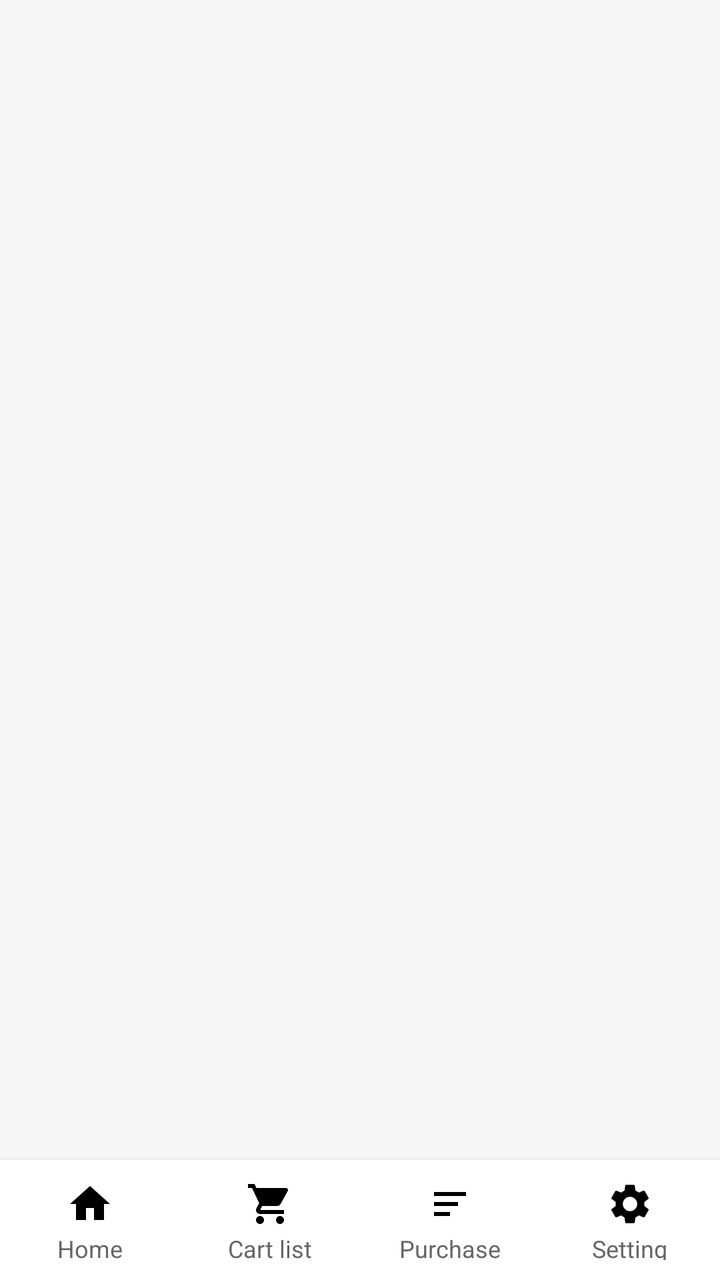
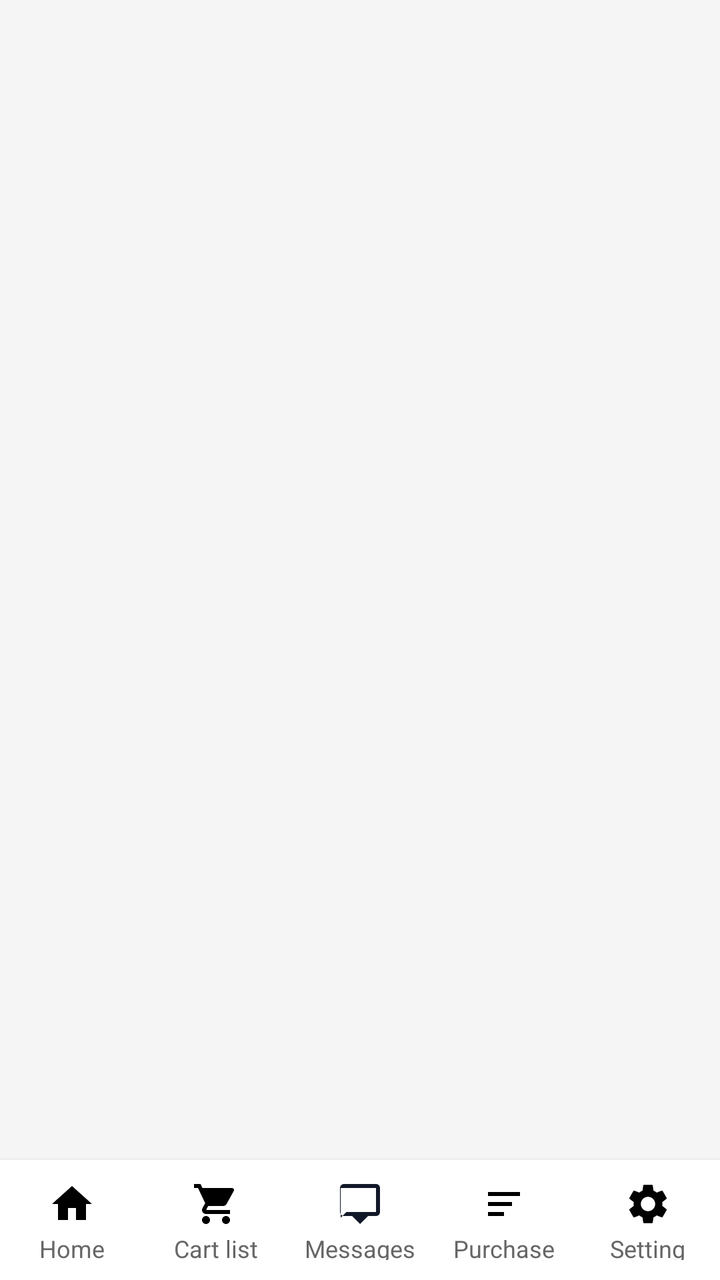

An Android layout rendered at two revisions. The XML below is the earlier revision; the diff shows what the commit changed to produce the second picture.
<!-- AndroidManifest.xml: application theme Theme.VapeShop -->
<!-- res/layout/activity_main.xml -->
<?xml version="1.0" encoding="utf-8"?>
<androidx.coordinatorlayout.widget.CoordinatorLayout xmlns:android="http://schemas.android.com/apk/res/android"
    xmlns:app="http://schemas.android.com/apk/res-auto"
    xmlns:tools="http://schemas.android.com/tools"
    android:id="@+id/main"
    android:layout_width="match_parent"
    android:layout_height="match_parent"
    android:background="#F5F5F5"
    tools:context=".MainActivity">

    
    <FrameLayout
        android:id="@+id/fragment_container"
        android:layout_width="match_parent"
        android:layout_height="match_parent"
        android:layout_marginBottom="60dp" />

    
    <LinearLayout
        android:layout_width="match_parent"
        android:layout_height="60dp"
        android:layout_gravity="bottom"
        android:orientation="horizontal"
        android:background="#FFFFFF"
        android:elevation="4dp"
        android:paddingTop="10dp"
        android:paddingBottom="10dp">

        <LinearLayout
            android:id="@+id/nav_home"
            android:layout_width="0dp"
            android:layout_height="match_parent"
            android:layout_weight="1"
            android:orientation="vertical"
            android:gravity="center"
            android:background="?android:attr/selectableItemBackground">

            <ImageView
                android:layout_width="24dp"
                android:layout_height="24dp"
                android:src="@drawable/ic_home_black"
                android:layout_marginBottom="2dp" />

            <TextView
                android:layout_width="wrap_content"
                android:layout_height="wrap_content"
                android:text="Home"
                android:textSize="12sp"
                android:textColor="#666666" />

        </LinearLayout>

        <LinearLayout
            android:id="@+id/nav_cart"
            android:layout_width="0dp"
            android:layout_height="match_parent"
            android:layout_weight="1"
            android:orientation="vertical"
            android:gravity="center"
            android:background="?android:attr/selectableItemBackground">

            <ImageView
                android:layout_width="24dp"
                android:layout_height="24dp"
                android:src="@drawable/ic_cart_black"
                android:layout_marginBottom="2dp" />

            <TextView
                android:layout_width="wrap_content"
                android:layout_height="wrap_content"
                android:text="Cart list"
                android:textSize="12sp"
                android:textColor="#666666" />

        </LinearLayout>

        <LinearLayout
            android:id="@+id/nav_my_purchase"
            android:layout_width="0dp"
            android:layout_height="match_parent"
            android:layout_weight="1"
            android:orientation="vertical"
            android:gravity="center"
            android:background="?android:attr/selectableItemBackground">

            <ImageView
                android:layout_width="24dp"
                android:layout_height="24dp"
                android:src="@drawable/ic_list_black"
                android:layout_marginBottom="2dp" />

            <TextView
                android:layout_width="wrap_content"
                android:layout_height="wrap_content"
                android:text="Purchase"
                android:textSize="12sp"
                android:textColor="#666666" />

        </LinearLayout>

        <LinearLayout
            android:id="@+id/nav_settings"
            android:layout_width="0dp"
            android:layout_height="match_parent"
            android:layout_weight="1"
            android:orientation="vertical"
            android:gravity="center"
            android:background="?android:attr/selectableItemBackground">

            <ImageView
                android:layout_width="24dp"
                android:layout_height="24dp"
                android:src="@drawable/ic_settings_black"
                android:layout_marginBottom="2dp" />

            <TextView
                android:layout_width="wrap_content"
                android:layout_height="wrap_content"
                android:text="Setting"
                android:textSize="12sp"
                android:textColor="#666666" />

        </LinearLayout>

    </LinearLayout>

</androidx.coordinatorlayout.widget.CoordinatorLayout>
<!-- resources referenced by this layout -->
<resources>
  <!-- drawable ic_cart_black (drawable) -->
  <vector xmlns:android="http://schemas.android.com/apk/res/android"
      android:width="24dp"
      android:height="24dp"
      android:viewportWidth="24"
      android:viewportHeight="24"
      android:tint="#000000">
    <path
        android:fillColor="#FF000000"
        android:pathData="M7,18c-1.1,0 -1.99,0.9 -1.99,2S5.9,22 7,22s2,-0.9 2,-2 -0.9,-2 -2,-2zM1,2v2h2l3.6,7.59 -1.35,2.45c-0.16,0.28 -0.25,0.61 -0.25,0.96 0,1.1 0.9,2 2,2h12v-2H7.42c-0.14,0 -0.25,-0.11 -0.25,-0.25l0.03,-0.12 0.9,-1.63h7.45c0.75,0 1.41,-0.41 1.75,-1.03l3.58,-6.49c0.08,-0.14 0.12,-0.31 0.12,-0.48 0,-0.55 -0.45,-1 -1,-1H5.21l-0.94,-2H1zM17,18c-1.1,0 -1.99,0.9 -1.99,2s0.89,2 1.99,2 2,-0.9 2,-2 -0.9,-2 -2,-2z"/>
  </vector>
  <!-- drawable ic_home_black (drawable) -->
  <vector xmlns:android="http://schemas.android.com/apk/res/android"
      android:width="24dp"
      android:height="24dp"
      android:viewportWidth="24"
      android:viewportHeight="24"
      android:tint="#000000">
    <path
        android:fillColor="#FF000000"
        android:pathData="M10,20v-6h4v6h5v-8h3L12,3 2,12h3v8z"/>
  </vector>
  <!-- drawable ic_list_black (drawable) -->
  <vector xmlns:android="http://schemas.android.com/apk/res/android"
      android:width="24dp"
      android:height="24dp"
      android:viewportWidth="24"
      android:viewportHeight="24"
      android:tint="#000000">
      <path
          android:fillColor="#FF000000"
          android:pathData="M4,6h16v2H4V6zM4,11h12v2H4v-2zM4,16h8v2H4v-2z" />
  </vector>
  <!-- drawable ic_settings_black (drawable) -->
  <vector xmlns:android="http://schemas.android.com/apk/res/android"
      android:width="24dp"
      android:height="24dp"
      android:viewportWidth="24"
      android:viewportHeight="24"
      android:tint="#000000">
    <path
        android:fillColor="#FF000000"
        android:pathData="M19.14,12.94c0.04,-0.3 0.06,-0.61 0.06,-0.94 0,-0.32 -0.02,-0.64 -0.07,-0.94l2.03,-1.58c0.18,-0.14 0.23,-0.41 0.12,-0.61l-1.92,-3.32c-0.12,-0.22 -0.37,-0.29 -0.59,-0.22l-2.39,0.96c-0.5,-0.38 -1.03,-0.7 -1.62,-0.94L14.4,2.81c-0.04,-0.24 -0.24,-0.41 -0.48,-0.41h-3.84c-0.24,0 -0.43,0.17 -0.47,0.41L9.25,5.35C8.66,5.59 8.12,5.92 7.63,6.29L5.24,5.33c-0.22,-0.08 -0.47,0 -0.59,0.22L2.74,8.87C2.62,9.08 2.66,9.34 2.86,9.48l2.03,1.58C4.84,11.36 4.8,11.69 4.8,12s0.02,0.64 0.07,0.94l-2.03,1.58c-0.18,0.14 -0.23,0.41 -0.12,0.61l1.92,3.32c0.12,0.22 0.37,0.29 0.59,0.22l2.39,-0.96c0.5,0.38 1.03,0.7 1.62,0.94l0.36,2.54c0.05,0.24 0.24,0.41 0.48,0.41h3.84c0.24,0 0.44,-0.17 0.47,-0.41l0.36,-2.54c0.59,-0.24 1.13,-0.56 1.62,-0.94l2.39,0.96c0.22,0.08 0.47,0 0.59,-0.22l1.92,-3.32c0.12,-0.22 0.07,-0.47 -0.12,-0.61L19.14,12.94zM12,15.6c-1.98,0 -3.6,-1.62 -3.6,-3.6s1.62,-3.6 3.6,-3.6 3.6,1.62 3.6,3.6S13.98,15.6 12,15.6z"/>
  </vector>
  <style name="Theme.VapeShop" parent="Base.Theme.VapeShop" />
  <style name="Base.Theme.VapeShop" parent="Theme.Material3.DayNight.NoActionBar">
          
          
      </style>
</resources>

<!-- the commit's change to res/layout/activity_main.xml (unified diff, before → after) -->
@@ -74,6 +74,50 @@
 
         </LinearLayout>
 
+        <FrameLayout
+            android:id="@+id/nav_messages_wrap"
+            android:layout_width="0dp"
+            android:layout_height="match_parent"
+            android:layout_weight="1">
+
+            <LinearLayout
+                android:id="@+id/nav_messages"
+                android:layout_width="match_parent"
+                android:layout_height="match_parent"
+                android:background="?android:attr/selectableItemBackground"
+                android:gravity="center"
+                android:orientation="vertical">
+
+                <ImageView
+                    android:layout_width="24dp"
+                    android:layout_height="24dp"
+                    android:layout_marginBottom="2dp"
+                    android:contentDescription="Messages"
+                    android:src="@drawable/ic_message_chat" />
+
+                <TextView
+                    android:layout_width="wrap_content"
+                    android:layout_height="wrap_content"
+                    android:text="Messages"
+                    android:textColor="#666666"
+                    android:textSize="12sp" />
+            </LinearLayout>
+
+            <TextView
+                android:id="@+id/nav_messages_badge"
+                android:layout_width="18dp"
+                android:layout_height="18dp"
+                android:layout_gravity="top|center_horizontal"
+                android:layout_marginTop="4dp"
+                android:layout_marginStart="14dp"
+                android:background="@drawable/bg_unread_badge"
+                android:gravity="center"
+                android:textColor="#FFFFFF"
+                android:textSize="10sp"
+                android:textStyle="bold"
+                android:visibility="gone" />
+        </FrameLayout>
+
         <LinearLayout
             android:id="@+id/nav_my_purchase"
             android:layout_width="0dp"
<!-- resource entries referenced after the edit -->
@@ -1,5 +1,14 @@
 <!-- resources referenced by this layout -->
 <resources>
+  <!-- drawable bg_unread_badge (drawable) -->
+  <?xml version="1.0" encoding="utf-8"?>
+  <shape xmlns:android="http://schemas.android.com/apk/res/android"
+      android:shape="oval">
+      <solid android:color="#DC2626" />
+      <stroke
+          android:width="2dp"
+          android:color="#FFFFFF" />
+  </shape>
   <!-- drawable ic_cart_black (drawable) -->
   <vector xmlns:android="http://schemas.android.com/apk/res/android"
       android:width="24dp"
@@ -33,6 +42,17 @@
           android:fillColor="#FF000000"
           android:pathData="M4,6h16v2H4V6zM4,11h12v2H4v-2zM4,16h8v2H4v-2z" />
   </vector>
+  <!-- drawable ic_message_chat (drawable) -->
+  <?xml version="1.0" encoding="utf-8"?>
+  <vector xmlns:android="http://schemas.android.com/apk/res/android"
+      android:width="24dp"
+      android:height="24dp"
+      android:viewportWidth="24"
+      android:viewportHeight="24">
+      <path
+          android:fillColor="#111827"
+          android:pathData="M20,2H4C2.9,2 2,2.9 2,4v12c0,1.1 0.9,2 2,2h4l4,4 4,-4h4c1.1,0 2,-0.9 2,-2V4C22,2.9 21.1,2 20,2zM20,16H5.2l-2.9,2.9V4H20V16z" />
+  </vector>
   <!-- drawable ic_settings_black (drawable) -->
   <vector xmlns:android="http://schemas.android.com/apk/res/android"
       android:width="24dp"
